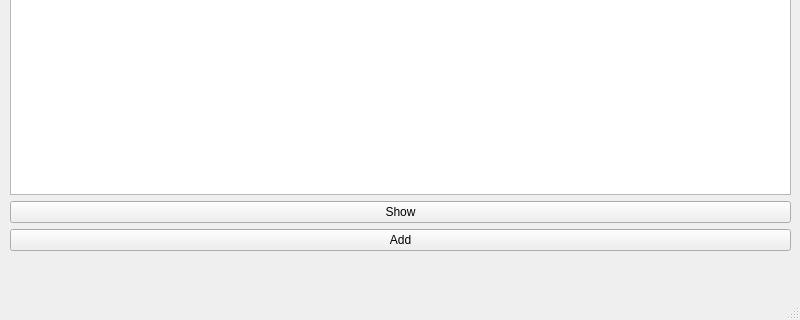
Old version of the form main.ui in the repository Dzhuks/coffee; both pictures show x 0 to 800 and y 280 to 600 of the 800 by 600 pixel window.
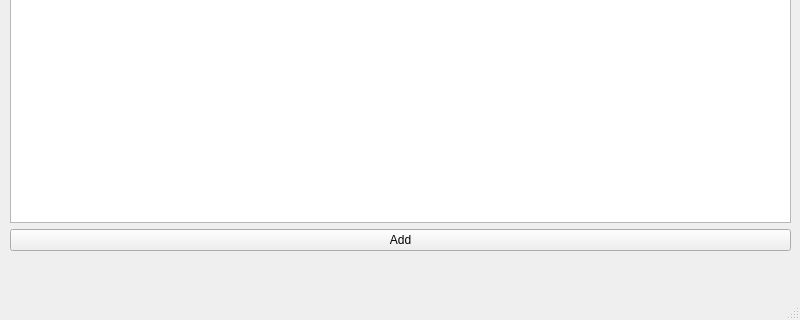
New version of the form.

```diff
--- a/main.ui
+++ b/main.ui
@@ -27,13 +27,6 @@
      <item>
       <widget class="QTableWidget" name="tableWidget"/>
      </item>
-     <item>
-      <widget class="QPushButton" name="load">
-       <property name="text">
-        <string>Show</string>
-       </property>
-      </widget>
-     </item>
      <item>
       <widget class="QPushButton" name="add">
        <property name="text">
```
